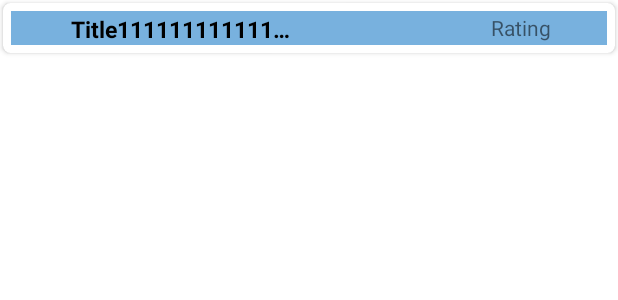
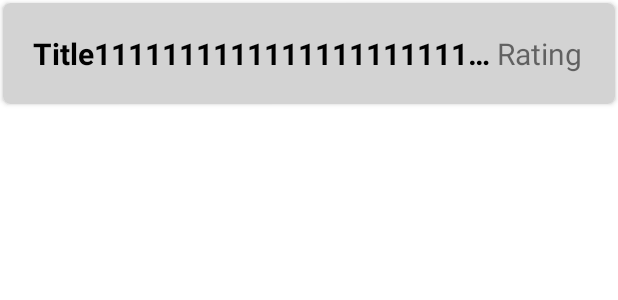
Before and after one commit to zaizaifish/NUMAD23Sp_Group39Project, an Android app: the layout res_show_layout.xml on its own in the app's theme, with its tools: preview values and no code run, on a phone screen of 412 x 824 dp. Shown: the top 300 px of the screen. Run offline under Robolectric (Android 15) with nearby library versions, the phone set to English and light mode, and no system bars.

Commit message:
feat: result page style change

```diff
--- a/app/src/main/res/layout/res_show_layout.xml
+++ b/app/src/main/res/layout/res_show_layout.xml
@@ -1,39 +1,48 @@
 <?xml version="1.0" encoding="utf-8"?>
 <androidx.cardview.widget.CardView xmlns:android="http://schemas.android.com/apk/res/android"
     xmlns:app="http://schemas.android.com/apk/res-auto"
+    xmlns:tools="http://schemas.android.com/tools"
     android:layout_width="match_parent"
     android:layout_height="wrap_content"
     android:layout_margin="2dp"
     app:cardCornerRadius="5dp">
     <RelativeLayout
         android:layout_width="match_parent"
-        android:layout_height="match_parent"
-        android:layout_margin="5dp"
-        android:background="#78B1DE"
+        android:layout_height="wrap_content"
+        android:background="#D3D3D3"
         >
+
+        <LinearLayout
+            android:layout_width="match_parent"
+            android:layout_height="wrap_content"
+            android:orientation="horizontal"
+            tools:ignore="UselessParent">
 
             <TextView
                 android:id="@+id/res_title"
-            android:layout_width="150dp"
+                android:layout_width="309dp"
                 android:layout_height="wrap_content"
-            android:layout_marginStart="40dp"
-            android:layout_marginTop="1dp"
+                android:layout_marginStart="20dp"
+                android:layout_marginTop="20dp"
+                android:layout_marginBottom="20dp"
+
+                android:ellipsize="end"
+                android:singleLine="true"
                 android:text="@string/title"
-            android:singleLine="true"
-            android:ellipsize="end"
                 android:textColor="@android:color/black"
-            android:textSize="15sp"
+                android:textSize="20sp"
                 android:textStyle="bold" />
 
             <TextView
                 android:id="@+id/res_rating"
                 android:layout_width="wrap_content"
                 android:layout_height="wrap_content"
-            android:layout_below="@+id/res_title"
-            android:layout_marginStart="130dp"
-            android:layout_marginTop="-21dp"
-            android:layout_toEndOf="@+id/res_title"
+                android:layout_marginTop="20dp"
+                android:textSize="20sp"
                 android:text="Rating" />
+
+        </LinearLayout>
+
 
 
     </RelativeLayout>
```
Lines whose indentation alone changed are shown as unchanged.
